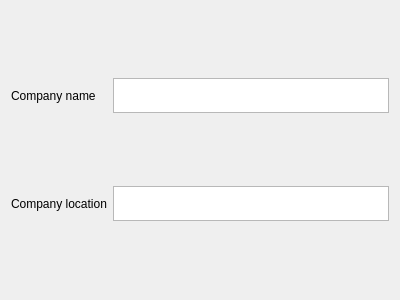
The window that windows/widgets/company_form.ui (Belyashi/LogisticTask) describes before a commit, drawn with Qt 5.
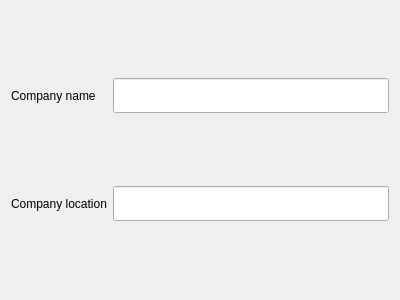
The same window after the commit.

```diff
--- a/windows/widgets/company_form.ui
+++ b/windows/widgets/company_form.ui
@@ -21,15 +21,15 @@
      </property>
     </widget>
    </item>
-   <item row="1" column="0">
+   <item row="3" column="0">
     <widget class="QLabel" name="label_2">
      <property name="text">
       <string>Company location</string>
      </property>
     </widget>
    </item>
-   <item row="0" column="1">
-    <widget class="QTextEdit" name="company">
+   <item row="3" column="1">
+    <widget class="QLineEdit" name="location">
      <property name="minimumSize">
       <size>
        <width>0</width>
@@ -44,8 +44,8 @@
      </property>
     </widget>
    </item>
-   <item row="1" column="1">
-    <widget class="QTextEdit" name="location">
+   <item row="0" column="1">
+    <widget class="QLineEdit" name="company">
      <property name="minimumSize">
       <size>
        <width>0</width>
```
